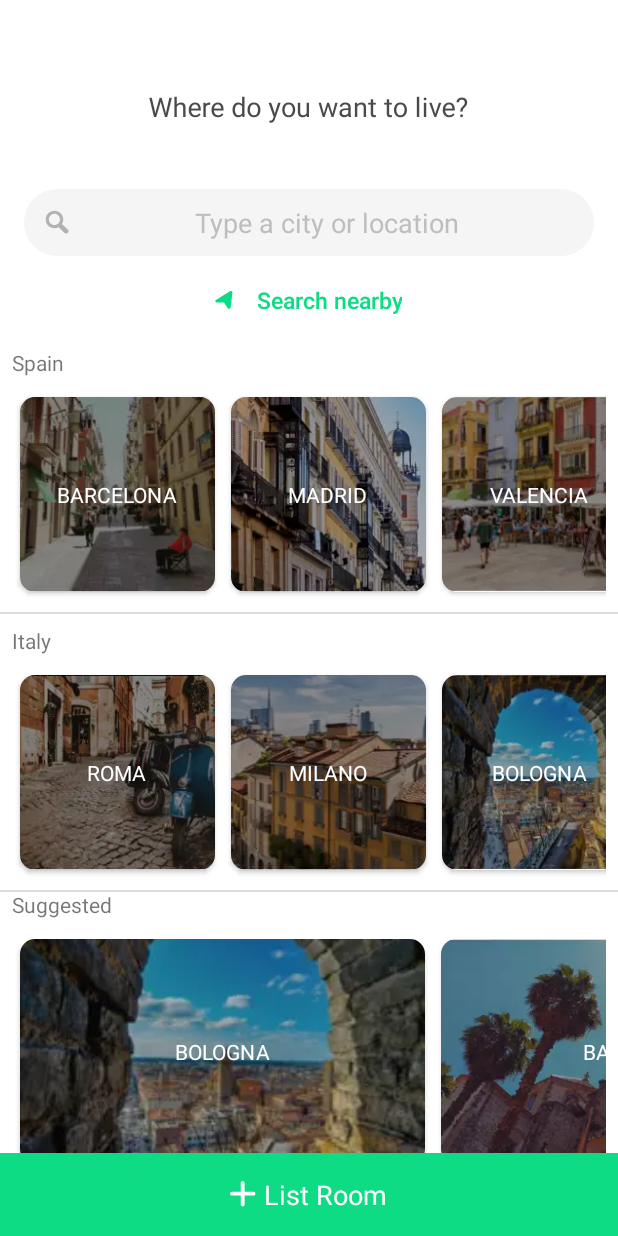
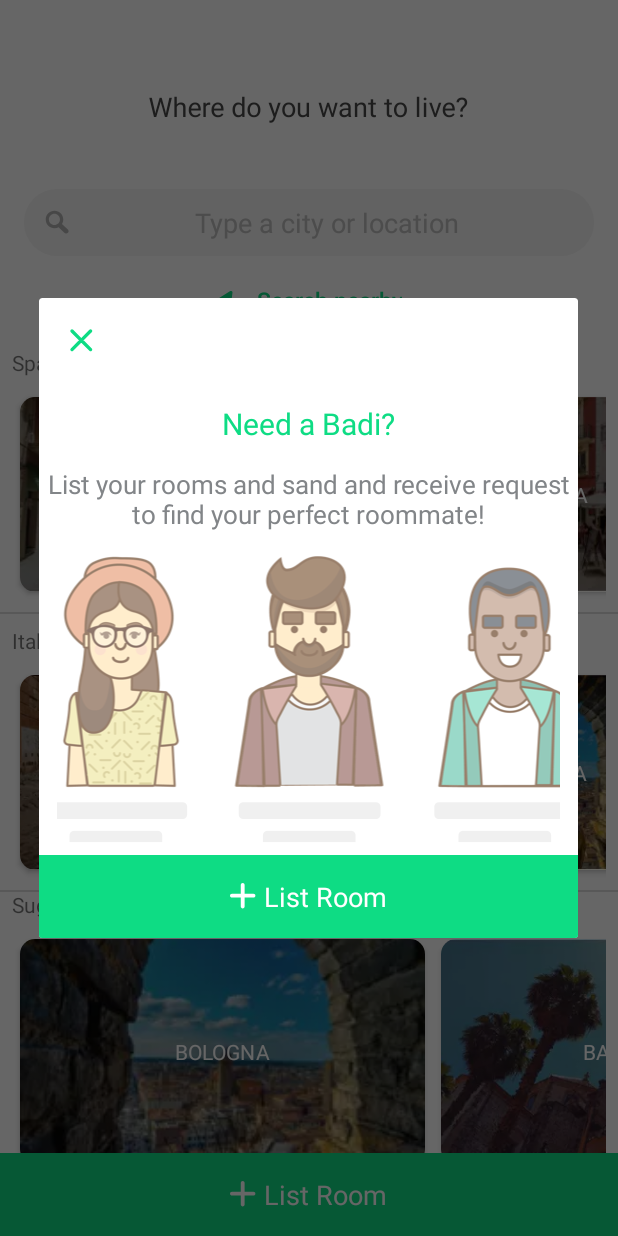
Before and after one commit to pphilipp/coding-challenge, an Android app: the fragment SearchFragment shown on its own in the app's theme, after a tap on "List Room", on a phone screen of 412 x 824 dp. Run offline under Robolectric (Android 15) with nearby library versions, the phone set to English and light mode, and no system bars; our stand-ins replace ButterKnife, Dagger/Hilt's generated code, RxJava, Timber; libraries missing offline, so code that uses them is left out: com.ryanharter.auto, uk.co.chrisjenx; pictures from the network do not load; 7 statements that could not run were skipped.

Commit message:
Update: dialog redirect to rooms list screen

```diff
--- /dev/null
+++ b/app/src/main/java/com/badi/common/utils/RoomDialogFactory.java
@@ -0,0 +1,37 @@
+package com.badi.common.utils;
+
+
+import android.app.Activity;
+import android.app.Dialog;
+import android.content.Context;
+import android.support.v7.app.AlertDialog;
+import android.view.LayoutInflater;
+import android.view.View;
+import android.widget.ImageButton;
+
+import com.badi.R;
+/**
+ * Class with static methods for creating dialogs for rooms
+ */
+public class RoomDialogFactory extends DialogFactory {
+
+    public static Dialog createOneOptionDialog(Activity activity, boolean cancelable,
+                                               final OnOneOptionDialogClickListener listener) {
+        AlertDialog.Builder builder = new AlertDialog.Builder(activity);
+        View promptView = activity.getLayoutInflater().inflate(R.layout.dialog_rooms, null);
+        builder.setView(promptView).setCancelable(cancelable);
+
+        Dialog dialog = builder.create();
+
+        promptView.findViewById(R.id.button_close)
+                  .setOnClickListener(v -> dialog.dismiss());
+        promptView.findViewById(R.id.button_search_list_room)
+                  .setOnClickListener(v -> {
+                      listener.onDialogPositiveButtonClick();
+                      dialog.dismiss();
+                  });
+
+        return dialog;
+    }
+
+}
--- a/app/src/main/java/com/badi/presentation/search/SearchFragment.java
+++ b/app/src/main/java/com/badi/presentation/search/SearchFragment.java
@@ -33,6 +33,7 @@ import com.badi.R;
 import com.badi.common.utils.CityHomeUtil;
 import com.badi.common.utils.DialogFactory;
 import com.badi.common.utils.LocationHelper;
+import com.badi.common.utils.RoomDialogFactory;
 import com.badi.common.utils.ViewUtil;
 import com.badi.data.entity.SimpleCity;
 import com.badi.data.entity.PlaceAddress;
@@ -159,7 +160,8 @@ public class SearchFragment extends BaseFragment {
 
     @OnClick(R.id.button_search_list_room)
     void onClickButtonListARoom() {
-        navigator.navigateToListRoom(getActivity());
+        RoomDialogFactory.createOneOptionDialog(getActivity(), true, () ->
+            navigator.navigateToListRoom(getActivity())).show();
     }
 
     private void setupItalyCitiesAdapter() {
--- /dev/null
+++ b/app/src/main/res/layout/dialog_rooms.xml
@@ -0,0 +1,85 @@
+<?xml version="1.0" encoding="utf-8"?>
+<android.support.constraint.ConstraintLayout
+    xmlns:android="http://schemas.android.com/apk/res/android"
+    xmlns:app="http://schemas.android.com/apk/res-auto"
+    android:layout_width="match_parent"
+    android:layout_height="match_parent">
+
+    <ImageButton
+        android:id="@+id/button_close"
+        android:layout_width="?attr/actionBarSize"
+        android:layout_height="?attr/actionBarSize"
+        android:layout_gravity="top|start"
+        android:src="@drawable/ic_close_green"
+        android:scaleType="fitCenter"
+        style="@style/Widget.AppCompat.ActionButton" />
+
+    <TextView
+        android:id="@+id/text_title"
+        android:layout_width="match_parent"
+        android:layout_height="?attr/actionBarSize"
+        android:gravity="center"
+        android:text="@string/search_popup_title"
+        android:textColor="@color/green_500"
+        android:textSize="20sp"
+        app:layout_constraintTop_toBottomOf="@+id/button_close" />
+
+    <TextView
+        android:id="@+id/tv_description"
+        android:layout_width="0dp"
+        android:layout_height="wrap_content"
+        android:gravity="center"
+        android:textAlignment="gravity"
+        android:text="@string/search_popup_content"
+        android:textColor="@color/grey_500"
+        android:textSize="@dimen/text_size_info"
+        app:layout_constraintEnd_toEndOf="parent"
+        app:layout_constraintStart_toStartOf="parent"
+        app:layout_constraintTop_toBottomOf="@+id/text_title" />
+
+    <ImageView
+        android:id="@+id/imageView"
+        android:layout_width="0dp"
+        android:layout_height="wrap_content"
+        android:layout_marginBottom="8dp"
+        android:layout_marginTop="16dp"
+        app:layout_constraintBottom_toTopOf="@+id/button_search_list_room"
+        app:layout_constraintEnd_toEndOf="parent"
+        app:layout_constraintStart_toStartOf="parent"
+        app:layout_constraintTop_toBottomOf="@+id/tv_description"
+        app:srcCompat="@drawable/profiles_img" />
+
+    <LinearLayout
+        android:id="@+id/button_search_list_room"
+        android:layout_width="match_parent"
+        android:layout_height="wrap_content"
+        android:layout_gravity="bottom"
+        android:background="@drawable/button_background_green"
+        android:gravity="center"
+        android:orientation="horizontal"
+        android:padding="15dp"
+        android:visibility="visible"
+        app:layout_constraintBottom_toBottomOf="parent"
+        app:layout_constraintEnd_toEndOf="parent"
+        app:layout_constraintStart_toStartOf="parent">
+
+        <ImageView
+            android:layout_width="wrap_content"
+            android:layout_height="wrap_content"
+            android:layout_marginEnd="5dp"
+            android:layout_marginRight="5dp"
+            android:clickable="false"
+            android:src="@drawable/ic_add_white" />
+
+        <TextView
+            android:layout_width="wrap_content"
+            android:layout_height="wrap_content"
+            android:clickable="false"
+            android:text="@string/search_list_a_room"
+            android:textAllCaps="false"
+            android:textColor="@color/white"
+            android:textSize="@dimen/text_size_medium" />
+    </LinearLayout>
+
+
+</android.support.constraint.ConstraintLayout>
--- a/app/src/main/res/values/strings.xml
+++ b/app/src/main/res/values/strings.xml
@@ -254,6 +254,9 @@
 
     <!-- Search Results -->
     <string name="search_result_see_more_rooms">Want to see more rooms? Search in another area or try changing your selected filters.</string>
+    <!-- Search Dialog -->
+    <string name="search_popup_title">Need a Badi?</string>
+    <string name="search_popup_content">List your rooms and sand and receive request to find your perfect roommate!</string>
 
     <!--Spain search location request params-->
     <string name="address_barcelona" translatable="false">Barcelona</string>
```
Also changed, not shown: app/src/main/res/drawable-hdpi/profiles_img.png (added), app/src/main/res/drawable-mdpi/profiles_img.png (added), app/src/main/res/drawable-xhdpi/profiles_img.png (added), app/src/main/res/drawable-xxhdpi/profiles_img.png (added), app/src/main/res/drawable-xxxhdpi/profiles_img.png (added).
